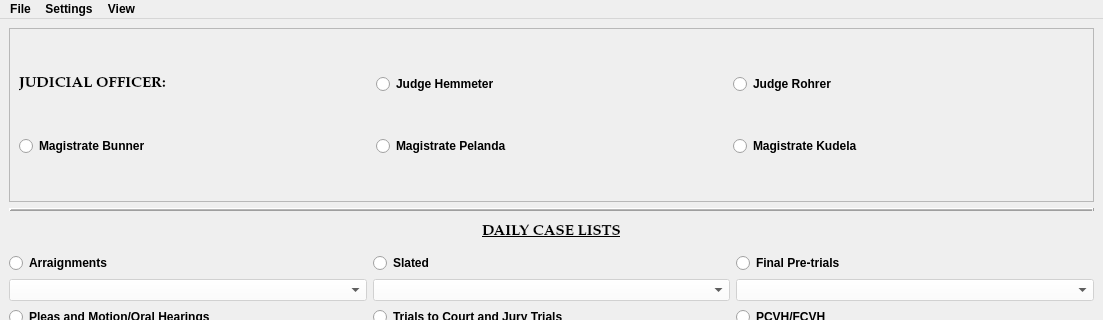
Before: the Qt Designer form package/views/ui/MainWindow.ui in HunterProgram22/MuniEntry, drawn with Qt 5; both pictures show x 0 to 1103 and y 0 to 320 of the 1103 by 807 pixel window.
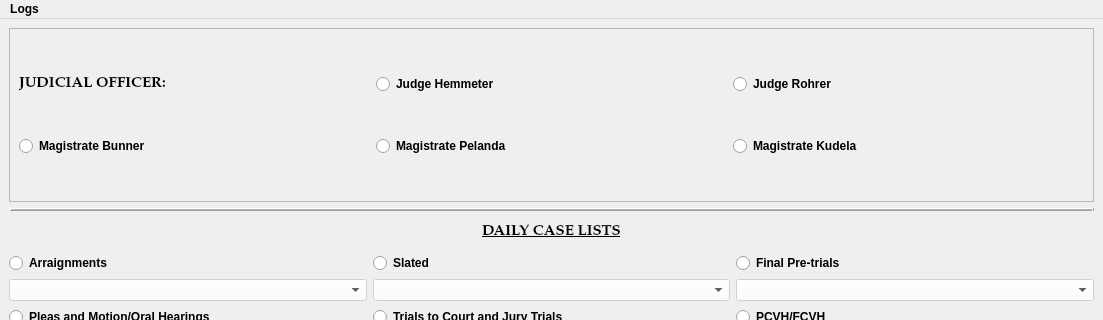
After: the same form once the commit is applied. Custom widgets are drawn as their Qt base class.

```diff
--- a/package/views/ui/MainWindow.ui
+++ b/package/views/ui/MainWindow.ui
@@ -731,9 +731,9 @@
      <height>27</height>
     </rect>
    </property>
-   <widget class="QMenu" name="menuFile">
+   <widget class="QMenu" name="menuLogs">
     <property name="title">
-     <string>File</string>
+     <string>Logs</string>
     </property>
     <addaction name="actionOpen"/>
     <addaction name="actionOptions"/>
@@ -741,20 +741,7 @@
     <addaction name="separator"/>
     <addaction name="menu_file_exit"/>
    </widget>
-   <widget class="QMenu" name="menuSettings">
-    <property name="title">
-     <string>Settings</string>
-    </property>
-    <addaction name="actioncontrollers"/>
-   </widget>
-   <widget class="QMenu" name="menuView">
-    <property name="title">
-     <string>View</string>
-    </property>
-   </widget>
-   <addaction name="menuFile"/>
-   <addaction name="menuSettings"/>
-   <addaction name="menuView"/>
+   <addaction name="menuLogs"/>
   </widget>
   <widget class="QStatusBar" name="statusbar"/>
   <action name="actionOpen">
```
Left out of the diff: 55 changed lines with no effect on the pictures.
